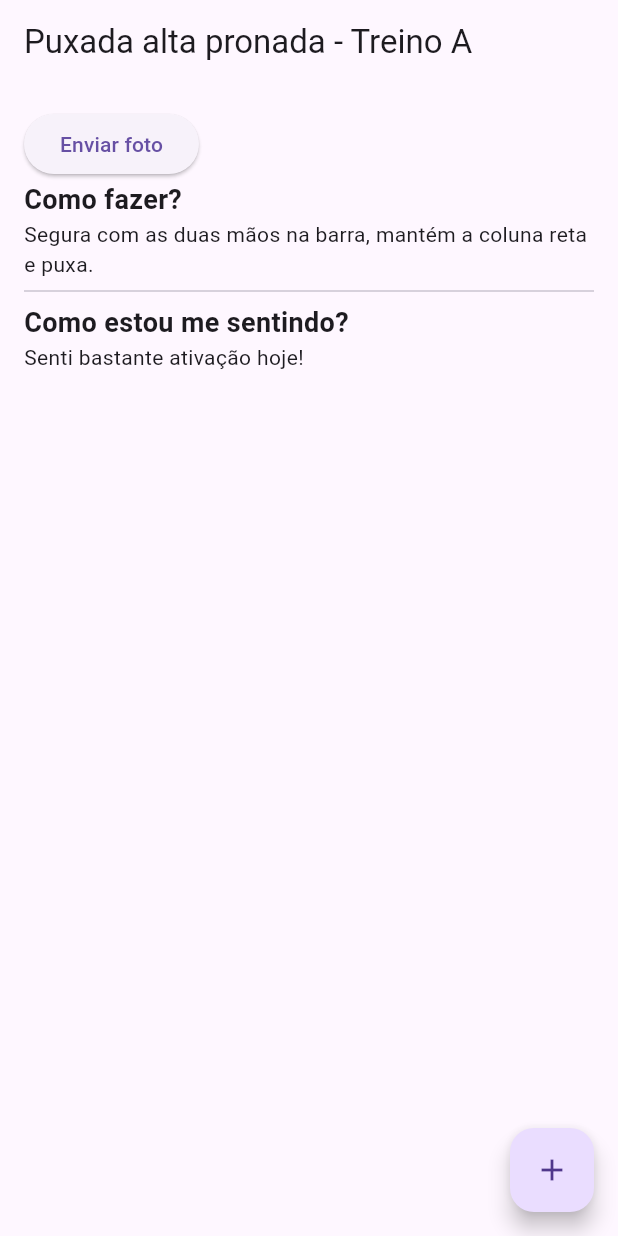
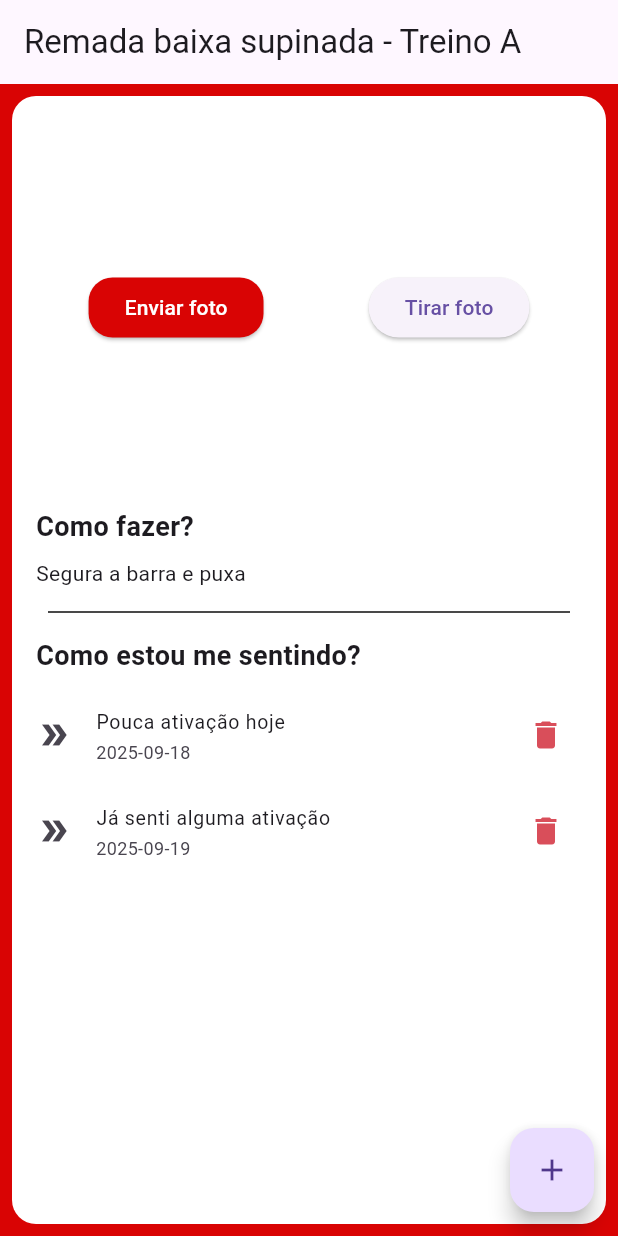
Before and after one commit to ryannardelli/gym_app, a Flutter app: the screen it shows after launch, on a phone screen of 412 x 824 dp. Run offline on Flutter 3.47's test engine with Material 3 defaults, Android fonts, the phone set to English and light mode, and no system bars.

Commit message:
sendding more styles and fixes on the screen relationship tthe screen of exercises

```diff
--- /dev/null
+++ b/lib/app_colors.dart
@@ -0,0 +1,7 @@
+import 'package:flutter/material.dart';
+
+class AppColors {
+  static const Color primary = Color(0xFFD90404);
+  static const Color secondary = Color(0xFF0D0D0D);
+  static const Color assets = Color(0xFFD94E5A);
+}
--- a/lib/main.dart
+++ b/lib/main.dart
@@ -11,7 +11,7 @@ class MyApp extends StatelessWidget {
   // This widget is the root of your application.
   @override
   Widget build(BuildContext context) {
-    return const MaterialApp(
+    return MaterialApp(
       debugShowCheckedModeBanner: false,
       home: ScreenExercise(),
     );
--- /dev/null
+++ b/lib/models/exercise_model.dart
@@ -0,0 +1,31 @@
+class ExerciseModel {
+  String id;
+  String name;
+  String training;
+  String howMake;
+  String? urlImage;
+
+  ExerciseModel({
+    required this.id,
+    required this.name,
+    required this.training,
+    required this.howMake,
+  });
+
+  ExerciseModel.fromMap(Map<String, dynamic> map)
+    : id = map["id"],
+      name = map["name"],
+      training = map["training"],
+      howMake = map["howMake"] ?? "Sem instruções",
+      urlImage = map["urlImage"];
+
+  Map<String, dynamic> toMap() {
+    return {
+      "id": id,
+      "name": name,
+      "training": training,
+      "howMake": howMake,
+      "urlImage": urlImage,
+    };
+  }
+}
--- /dev/null
+++ b/lib/models/feeling_model.dart
@@ -0,0 +1,16 @@
+class FeelingModel {
+  String id;
+  String feeling;
+  String date;
+
+  FeelingModel({required this.id, required this.feeling, required this.date});
+
+  FeelingModel.fromMap(Map<String, dynamic> map)
+    : id = map["id"],
+      feeling = map["feeling"],
+      date = map["date"];
+
+  Map<String, dynamic> toMap() {
+    return {"id": id, "feeling": feeling, "date": date};
+  }
+}
--- a/lib/screens/screen_exercise.dart
+++ b/lib/screens/screen_exercise.dart
@@ -1,37 +1,110 @@
 import 'package:flutter/material.dart';
+import 'package:flutter_gym_app/models/exercise_model.dart';
+import 'package:flutter_gym_app/models/feeling_model.dart';
+
+import 'package:flutter_gym_app/app_colors.dart';
 
 class ScreenExercise extends StatelessWidget {
-  const ScreenExercise({super.key});
+  ScreenExercise({super.key});
+
+  final exerciseModel = ExerciseModel(
+    id: "EX001",
+    name: "Remada baixa supinada",
+    training: "Treino A",
+    howMake: "Segura a barra e puxa",
+  );
+
+  final List<FeelingModel> listFeeling = [
+    FeelingModel(
+      id: "SE001",
+      feeling: "Pouca ativação hoje",
+      date: "2025-09-18",
+    ),
+    FeelingModel(
+      id: "SE002",
+      feeling: "Já senti alguma ativação",
+      date: "2025-09-19",
+    ),
+  ];
 
   @override
   Widget build(BuildContext context) {
     return Scaffold(
-      appBar: AppBar(title: const Text("Puxada alta pronada - Treino A")),
+      backgroundColor: AppColors.primary,
+      appBar: AppBar(
+        title: Text("${exerciseModel.name} - ${exerciseModel.training}"),
+      ),
       floatingActionButton: FloatingActionButton(
         onPressed: () {
           print("Foi clicado!");
         },
         child: Icon(Icons.add),
       ),
-      body: Padding(
+      body: Container(
+        margin: EdgeInsets.all(8),
         padding: const EdgeInsets.all(16.0),
-        child: Column(
-          crossAxisAlignment: CrossAxisAlignment.start,
+        decoration: BoxDecoration(
+          color: Colors.white,
+          borderRadius: BorderRadius.circular(16),
+        ),
+        child: ListView(
           children: [
-            ElevatedButton(onPressed: () {}, child: Text("Enviar foto")),
+            SizedBox(
+              width: double.infinity,
+              height: 250,
+              child: Row(
+                mainAxisAlignment: MainAxisAlignment.spaceAround,
+                children: [
+                  ElevatedButton(
+                    style: ElevatedButton.styleFrom(
+                      backgroundColor: AppColors.primary,
+                      foregroundColor: Colors.white,
+                      shape: RoundedRectangleBorder(
+                        borderRadius: BorderRadiusGeometry.circular(16),
+                      ),
+                    ),
+                    onPressed: () {},
+                    child: Text("Enviar foto"),
+                  ),
+                  ElevatedButton(onPressed: () {}, child: Text("Tirar foto")),
+                ],
+              ),
+            ),
+            const SizedBox(height: 8),
             Text(
               "Como fazer?",
               style: TextStyle(fontWeight: FontWeight.bold, fontSize: 18),
             ),
-            Text(
-              "Segura com as duas mãos na barra, mantém a coluna reta e puxa.",
+            const SizedBox(height: 8),
+            Text(exerciseModel.howMake),
+            Padding(
+              padding: const EdgeInsets.all(8.0),
+              child: const Divider(color: AppColors.secondary),
             ),
-            Divider(),
             Text(
               "Como estou me sentindo?",
               style: TextStyle(fontWeight: FontWeight.bold, fontSize: 18),
             ),
-            Text("Senti bastante ativação hoje!"),
+            const SizedBox(height: 8),
+            Column(
+              crossAxisAlignment: CrossAxisAlignment.start,
+              children: List.generate(listFeeling.length, (index) {
+                FeelingModel now = listFeeling[index];
+                return ListTile(
+                  dense: true,
+                  contentPadding: EdgeInsets.zero,
+                  title: Text(now.feeling),
+                  subtitle: Text(now.date),
+                  leading: const Icon(Icons.double_arrow),
+                  trailing: IconButton(
+                    icon: Icon(Icons.delete, color: AppColors.assets),
+                    onPressed: () {
+                      print("Apagar ${now.feeling}");
+                    },
+                  ),
+                );
+              }),
+            ),
           ],
         ),
       ),
```
